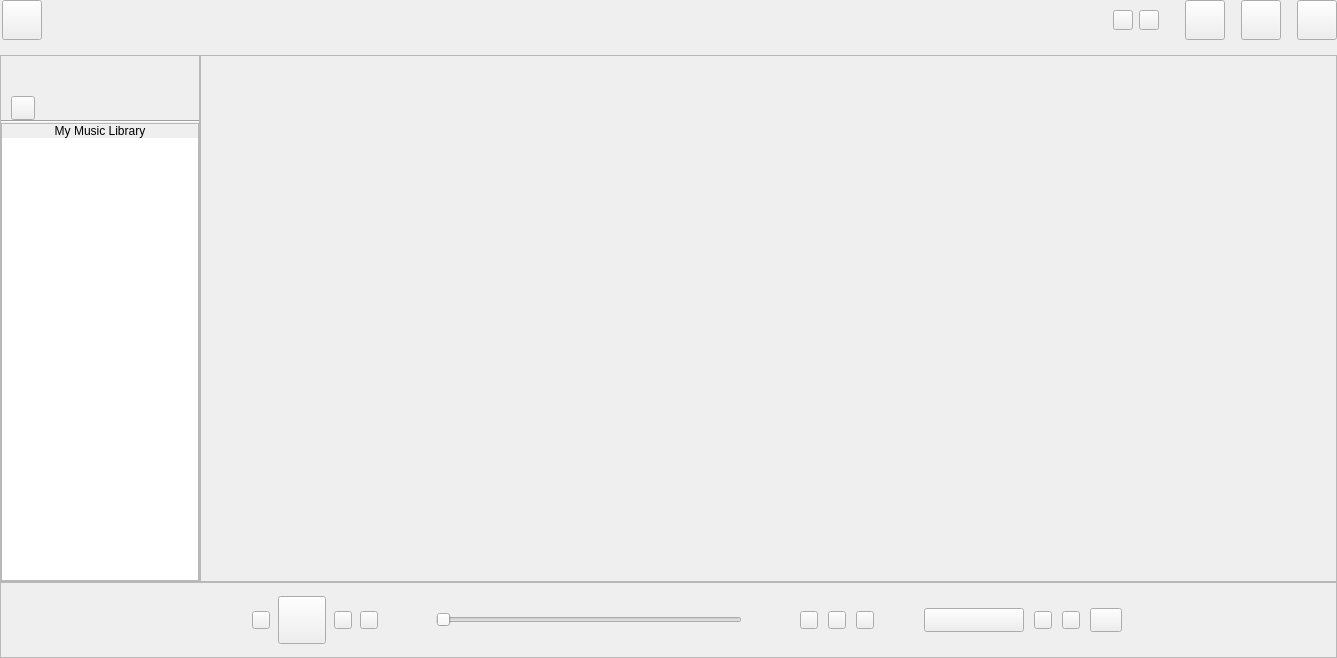
This is src/xamp/xamp.ui in billlin0904/xamp2 as Qt 5 draws it before an edit. The edited form follows.
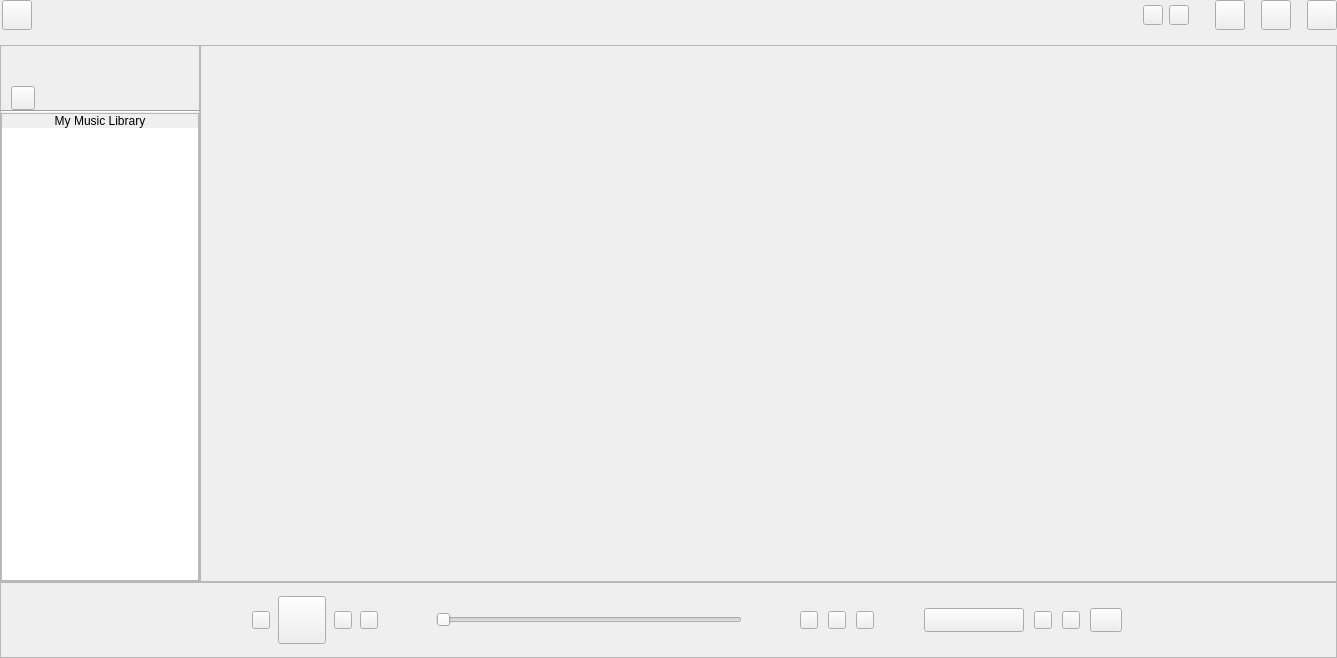
This is the edited form. Custom widgets are drawn as their Qt base class.

Diff of the .ui file:
```diff
--- a/src/xamp/xamp.ui
+++ b/src/xamp/xamp.ui
@@ -37,13 +37,13 @@
      <property name="minimumSize">
       <size>
        <width>0</width>
-       <height>40</height>
+       <height>30</height>
       </size>
      </property>
      <property name="maximumSize">
       <size>
        <width>16777215</width>
-       <height>40</height>
+       <height>30</height>
       </size>
      </property>
      <property name="frameShape">
@@ -107,14 +107,14 @@
        <widget class="QToolButton" name="maxWinButton">
         <property name="minimumSize">
          <size>
-          <width>40</width>
-          <height>40</height>
+          <width>30</width>
+          <height>30</height>
          </size>
         </property>
         <property name="maximumSize">
          <size>
-          <width>40</width>
-          <height>40</height>
+          <width>30</width>
+          <height>30</height>
          </size>
         </property>
         <property name="focusPolicy">
@@ -180,14 +180,14 @@
        <widget class="QToolButton" name="closeButton">
         <property name="minimumSize">
          <size>
-          <width>40</width>
-          <height>40</height>
+          <width>30</width>
+          <height>30</height>
          </size>
         </property>
         <property name="maximumSize">
          <size>
-          <width>40</width>
-          <height>40</height>
+          <width>30</width>
+          <height>30</height>
          </size>
         </property>
         <property name="focusPolicy">
@@ -227,14 +227,14 @@
        <widget class="QToolButton" name="logoButton">
         <property name="minimumSize">
          <size>
-          <width>40</width>
-          <height>40</height>
+          <width>30</width>
+          <height>30</height>
          </size>
         </property>
         <property name="maximumSize">
          <size>
-          <width>40</width>
-          <height>40</height>
+          <width>30</width>
+          <height>30</height>
          </size>
         </property>
         <property name="text">
@@ -268,14 +268,14 @@
        <widget class="QToolButton" name="minWinButton">
         <property name="minimumSize">
          <size>
-          <width>40</width>
-          <height>40</height>
+          <width>30</width>
+          <height>30</height>
          </size>
         </property>
         <property name="maximumSize">
          <size>
-          <width>40</width>
-          <height>40</height>
+          <width>30</width>
+          <height>30</height>
          </size>
         </property>
         <property name="focusPolicy">
```
